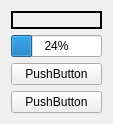
Above: Gui/Render_window.ui from ar542/SFM-Export-Image-Sequence before the change. Below: the same form after it.
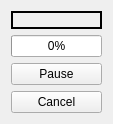
That is the form after the change. Icons and pictures are not drawn.

Commit message: gave better name to all the qobjects

The edit to the form file:
```diff
--- a/Gui/Render_window.ui
+++ b/Gui/Render_window.ui
@@ -69,7 +69,7 @@
    <item>
     <widget class="QProgressBar" name="progressBar">
      <property name="value">
-      <number>24</number>
+      <number>0</number>
      </property>
      <property name="textVisible">
       <bool>true</bool>
@@ -88,14 +88,14 @@
    <item>
     <widget class="QPushButton" name="pushButton">
      <property name="text">
-      <string>PushButton</string>
+      <string>Pause</string>
      </property>
     </widget>
    </item>
    <item>
     <widget class="QPushButton" name="pushButton_2">
      <property name="text">
-      <string>PushButton</string>
+      <string>Cancel</string>
      </property>
     </widget>
    </item>
```
Left out of the diff: 31 changed lines with no effect on the pictures.
